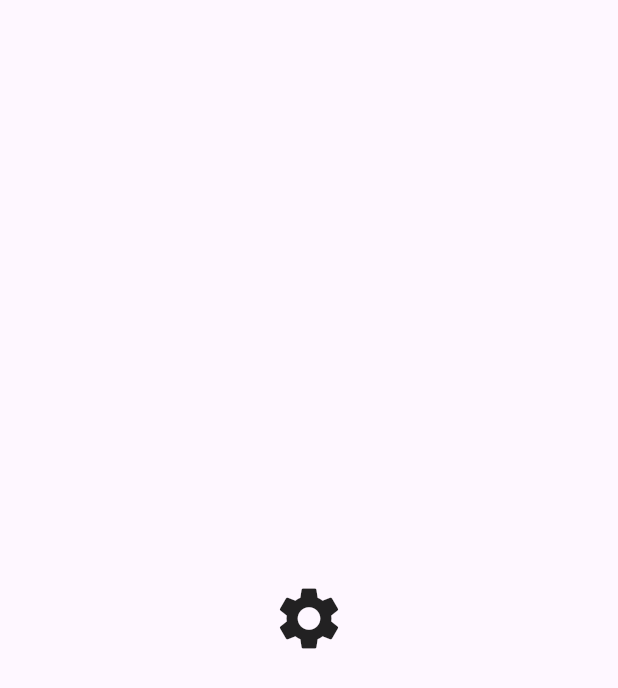
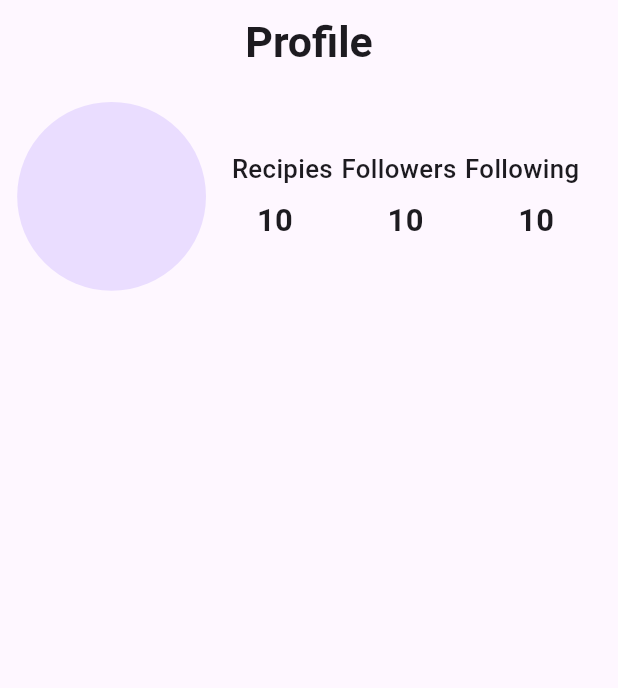
Before and after one commit to Nidhin-K-R/my_projectR-ecipe-, a Flutter app: the SettingsScreen screen opened directly, on a phone screen of 412 x 824 dp. Shown: the top 688 px of the screen. Run offline on Flutter 3.47's test engine with Material 3 defaults, Android fonts, the phone set to English and light mode, and no system bars; our stand-ins replace auto_size_text, flutter_screenutil, iconsax; network calls fail.

Commit message:
add widgets

```diff
--- a/lib/view/settings_screen.dart
+++ b/lib/view/settings_screen.dart
@@ -1,10 +1,100 @@
 import 'package:flutter/material.dart';
+import 'package:flutter_screenutil/flutter_screenutil.dart';
 
 class SettingsScreen extends StatelessWidget {
   const SettingsScreen({super.key});
 
   @override
   Widget build(BuildContext context) {
-    return Scaffold(body: Center(child: Icon(Icons.settings, size: 50)));
+    return Scaffold(
+      appBar: AppBar(
+        title: Text(
+          "Profile",
+          style: TextStyle(fontSize: 25.r, fontWeight: FontWeight.bold),
+        ),
+        centerTitle: true,
+        automaticallyImplyLeading: false,
+      ),
+      body: Padding(
+        padding: EdgeInsets.symmetric(horizontal: 10.w, vertical: 10.h),
+        child: Column(
+          children: [
+            SizedBox(
+              height: 100.h,
+              width: double.infinity,
+              child: Column(
+                children: [
+                  Row(
+                    children: [
+                      CircleAvatar(radius: 55.r),
+                      SizedBox(width: 15.w),
+                      Column(
+                        children: [
+                          Row(
+                            children: [
+                              Text(
+                                "Recipies",
+                                style: TextStyle(
+                                  fontSize: 15.r,
+                                  fontWeight: FontWeight.w500,
+                                ),
+                              ),
+                              SizedBox(width: 5.w),
+                              Text(
+                                "Followers",
+                                style: TextStyle(
+                                  fontSize: 15.r,
+                                  fontWeight: FontWeight.w500,
+                                ),
+                              ),
+                              SizedBox(width: 5.w),
+                              Text(
+                                "Following",
+                                style: TextStyle(
+                                  fontSize: 15.r,
+                                  fontWeight: FontWeight.w500,
+                                ),
+                              ),
+                            ],
+                          ),
+                          SizedBox(height: 5.h),
+                          Row(
+                            children: [
+                              Text(
+                                "10",
+                                style: TextStyle(
+                                  fontSize: 18.r,
+                                  fontWeight: FontWeight.bold,
+                                ),
+                              ),
+                              SizedBox(width: 55.w),
+                              Text(
+                                "10",
+                                style: TextStyle(
+                                  fontSize: 18.r,
+                                  fontWeight: FontWeight.bold,
+                                ),
+                              ),
+                              SizedBox(width: 55.w),
+                              Text(
+                                "10",
+                                style: TextStyle(
+                                  fontSize: 18.r,
+                                  fontWeight: FontWeight.bold,
+                                ),
+                              ),
+                            ],
+                          ),
+                        ],
+                      ),
+                    ],
+                  ),
+                ],
+              ),
+            ),
+          ],
+        ),
+      ),
+    );
   }
 }
```
